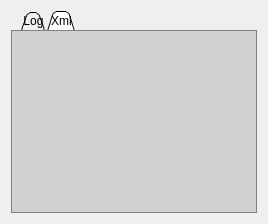
kubos741/kbang, file src/client/logwidget.ui: the form before one commit.
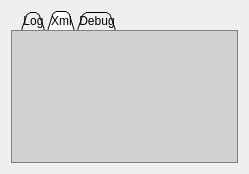
The form after the commit. The open tabs and pages were chosen to show the change.

Patch:
```diff
--- a/src/client/logwidget.ui
+++ b/src/client/logwidget.ui
@@ -6,8 +6,8 @@
    <rect>
     <x>0</x>
     <y>0</y>
-    <width>268</width>
-    <height>224</height>
+    <width>249</width>
+    <height>174</height>
    </rect>
   </property>
   <property name="sizePolicy">
@@ -28,11 +28,11 @@
 QTabWidget::pane {
 	background: rgba(0, 0, 0, 0);
 	border: 0;
-
-    /*    
+	padding: 0;
+/*        
     position: absolute;
     top: 7px;
-    */
+ */  
 }
 QTabWidget::tab-bar {
 	left: 10px;
@@ -166,15 +166,23 @@
         <number>0</number>
        </property>
        <item row="0" column="0">
-        <widget class="QTextBrowser" name="mp_xmlView">
-         <property name="html">
-          <string>&lt;!DOCTYPE HTML PUBLIC &quot;-//W3C//DTD HTML 4.0//EN&quot; &quot;http://www.w3.org/TR/REC-html40/strict.dtd&quot;&gt;
-&lt;html&gt;&lt;head&gt;&lt;meta name=&quot;qrichtext&quot; content=&quot;1&quot; /&gt;&lt;style type=&quot;text/css&quot;&gt;
-p, li { white-space: pre-wrap; }
-&lt;/style&gt;&lt;/head&gt;&lt;body style=&quot; font-family:'DejaVu Sans'; font-size:9pt; font-weight:400; font-style:normal;&quot;&gt;
-&lt;p style=&quot;-qt-paragraph-type:empty; margin-top:0px; margin-bottom:0px; margin-left:0px; margin-right:0px; -qt-block-indent:0; text-indent:0px;&quot;&gt;&lt;/p&gt;&lt;/body&gt;&lt;/html&gt;</string>
-         </property>
-        </widget>
+        <widget class="QTextBrowser" name="xmlView"/>
+       </item>
+      </layout>
+     </widget>
+     <widget class="QWidget" name="tabDebug">
+      <attribute name="title">
+       <string>Debug</string>
+      </attribute>
+      <layout class="QGridLayout" name="gridLayout_2">
+       <property name="margin">
+        <number>0</number>
+       </property>
+       <property name="spacing">
+        <number>0</number>
+       </property>
+       <item row="0" column="0">
+        <widget class="QTextBrowser" name="debugView"/>
        </item>
       </layout>
      </widget>
```
Left out of the diff: 14 changed lines with no effect on the pictures.
